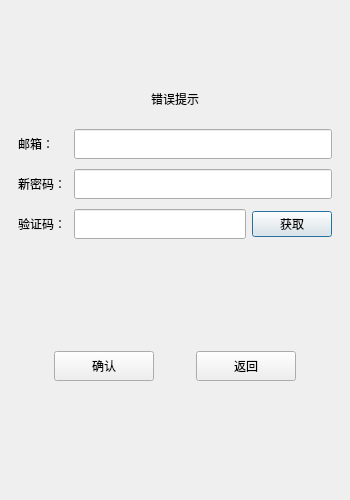
This is resetdialog.ui in Norym-L/myChatClient as Qt 5 draws it before an edit. The edited form follows.
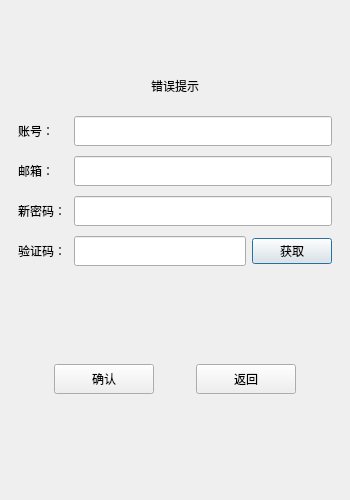
This is the edited form.

Commit message: 用户重置密码完善 --使用账号、邮箱、验证码

The edit to the form file:
```diff
--- a/resetdialog.ui
+++ b/resetdialog.ui
@@ -46,7 +46,7 @@
      <item>
       <widget class="QWidget" name="widget" native="true">
        <layout class="QGridLayout" name="gridLayout">
-        <item row="1" column="0">
+        <item row="2" column="0">
          <widget class="QLabel" name="error_tip">
           <property name="text">
            <string>错误提示</string>
@@ -56,7 +56,7 @@
           </property>
          </widget>
         </item>
-        <item row="0" column="0">
+        <item row="1" column="0">
          <spacer name="verticalSpacer_3">
           <property name="orientation">
            <enum>Qt::Orientation::Vertical</enum>
@@ -72,6 +72,45 @@
        </layout>
       </widget>
      </item>
+     <item>
+      <layout class="QHBoxLayout" name="horizontalLayout_6">
+       <item>
+        <widget class="QLabel" name="user_label">
+         <property name="minimumSize">
+          <size>
+           <width>50</width>
+           <height>25</height>
+          </size>
+         </property>
+         <property name="maximumSize">
+          <size>
+           <width>50</width>
+           <height>25</height>
+          </size>
+         </property>
+         <property name="text">
+          <string>账号：</string>
+         </property>
+        </widget>
+       </item>
+       <item>
+        <widget class="QLineEdit" name="user_edit">
+         <property name="minimumSize">
+          <size>
+           <width>0</width>
+           <height>30</height>
+          </size>
+         </property>
+         <property name="maximumSize">
+          <size>
+           <width>16777215</width>
+           <height>30</height>
+          </size>
+         </property>
+        </widget>
+       </item>
+      </layout>
+     </item>
      <item>
       <layout class="QHBoxLayout" name="horizontalLayout">
        <item>
```
The commit also changes 2 other files.
